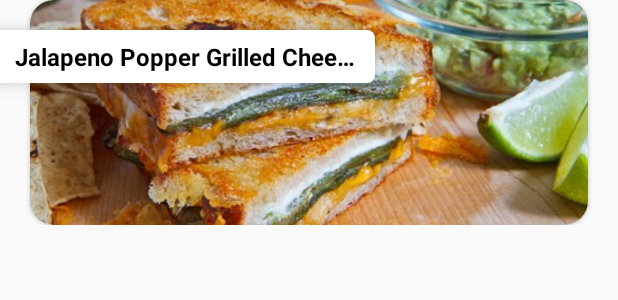
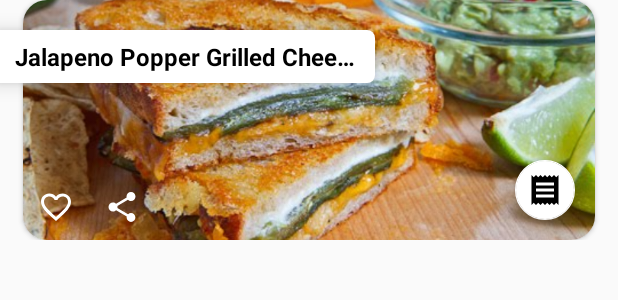
Before and after one commit to RepoForks/Cayenne-Kt, an Android app: the layout recipe_list_item.xml on its own in the app's theme, with its tools: preview values and no code run, on a phone screen of 412 x 824 dp. Shown: the top 300 px of the screen. Run offline under Robolectric (Android 15) with nearby library versions, the phone set to English and light mode, and no system bars; network calls fail.

```diff
--- a/app/build.gradle
+++ b/app/build.gradle
@@ -16,6 +16,7 @@ android {
         versionCode 1
         versionName "1.0"
         testInstrumentationRunner "android.support.test.runner.AndroidJUnitRunner"
+        vectorDrawables.useSupportLibrary = true
     }
     buildTypes {
         release {
@@ -34,6 +35,7 @@ dependencies {
     implementation "com.android.support:recyclerview-v7:${versions.supportLibrary}"
     implementation "com.android.support:design:${versions.supportLibrary}"
     implementation "com.android.support:cardview-v7:${versions.supportLibrary}"
+    implementation "com.android.support:support-vector-drawable:${versions.supportLibrary}"
     implementation "com.jakewharton.timber:timber:${versions.timber}"
     implementation "com.squareup.okhttp3:okhttp:${versions.okhttp}"
     implementation "com.squareup.okhttp3:logging-interceptor:${versions.okhttp}"
--- a/app/src/main/java/com/vicky7230/cayennekt/data/network/model/Recipe.kt
+++ b/app/src/main/java/com/vicky7230/cayennekt/data/network/model/Recipe.kt
@@ -38,5 +38,7 @@ data class Recipe(
 
     @SerializedName("publisher_url")
     @Expose
-        var publisherUrl: String = ""
+    var publisherUrl: String = "",
+
+    var isLiked: Boolean = false
 )
--- a/app/src/main/java/com/vicky7230/cayennekt/ui/home/HomeActivity.kt
+++ b/app/src/main/java/com/vicky7230/cayennekt/ui/home/HomeActivity.kt
@@ -50,7 +50,7 @@ class HomeActivity : BaseActivity(), HomeMvpView, HasSupportFragmentInjector {
                 }
                 R.id.likes -> {
                     viewPager.setCurrentItem(1, true)
-                    toolbarTitle.text = "Bookmarks"
+                    toolbarTitle.text = "Likes"
                     return@setOnNavigationItemSelectedListener true
                 }
                 R.id.search -> {
@@ -78,7 +78,7 @@ class HomeActivity : BaseActivity(), HomeMvpView, HasSupportFragmentInjector {
                 bottomNavigationView.menu.getItem(position).isChecked = true
                 when (position) {
                     0 -> toolbarTitle.text = "Recipes"
-                    1 -> toolbarTitle.text = "Bookmarks"
+                    1 -> toolbarTitle.text = "Likes"
                     2 -> toolbarTitle.text = "Search"
                 }
             }
--- a/app/src/main/java/com/vicky7230/cayennekt/ui/home/recipes/RecipesModule.kt
+++ b/app/src/main/java/com/vicky7230/cayennekt/ui/home/recipes/RecipesModule.kt
@@ -29,6 +29,11 @@ class RecipesModule {
     }
 
     @Provides
+    fun provideRecipesItemAnimator(): RecipesItemAnimator {
+        return RecipesItemAnimator()
+    }
+
+    @Provides
     fun provideRecipesAdapter(): RecipesAdapter {
         return RecipesAdapter(ArrayList())
     }
--- /dev/null
+++ b/app/src/main/res/drawable/ic_favorite_border_white_24dp.xml
@@ -0,0 +1,9 @@
+<vector xmlns:android="http://schemas.android.com/apk/res/android"
+        android:width="24dp"
+        android:height="24dp"
+        android:viewportWidth="24.0"
+        android:viewportHeight="24.0">
+    <path
+        android:fillColor="#FFFFFF"
+        android:pathData="M16.5,3c-1.74,0 -3.41,0.81 -4.5,2.09C10.91,3.81 9.24,3 7.5,3 4.42,3 2,5.42 2,8.5c0,3.78 3.4,6.86 8.55,11.54L12,21.35l1.45,-1.32C18.6,15.36 22,12.28 22,8.5 22,5.42 19.58,3 16.5,3zM12.1,18.55l-0.1,0.1 -0.1,-0.1C7.14,14.24 4,11.39 4,8.5 4,6.5 5.5,5 7.5,5c1.54,0 3.04,0.99 3.57,2.36h1.87C13.46,5.99 14.96,5 16.5,5c2,0 3.5,1.5 3.5,3.5 0,2.89 -3.14,5.74 -7.9,10.05z"/>
+</vector>
--- /dev/null
+++ b/app/src/main/res/drawable/ic_heart_white_60dp.xml
@@ -0,0 +1,9 @@
+<vector xmlns:android="http://schemas.android.com/apk/res/android"
+    android:width="60dp"
+    android:height="60dp"
+    android:viewportHeight="24.0"
+    android:viewportWidth="24.0">
+    <path
+        android:fillColor="#FFFFFF"
+        android:pathData="M12,21.35l-1.45,-1.32C5.4,15.36 2,12.28 2,8.5 2,5.42 4.42,3 7.5,3c1.74,0 3.41,0.81 4.5,2.09C13.09,3.81 14.76,3 16.5,3 19.58,3 22,5.42 22,8.5c0,3.78 -3.4,6.86 -8.55,11.54L12,21.35z" />
+</vector>
--- /dev/null
+++ b/app/src/main/res/drawable/ic_ingredients_black_24dp.xml
@@ -0,0 +1,9 @@
+<vector xmlns:android="http://schemas.android.com/apk/res/android"
+        android:width="24dp"
+        android:height="24dp"
+        android:viewportWidth="24.0"
+        android:viewportHeight="24.0">
+    <path
+        android:fillColor="#FF000000"
+        android:pathData="M18,17L6,17v-2h12v2zM18,13L6,13v-2h12v2zM18,9L6,9L6,7h12v2zM3,22l1.5,-1.5L6,22l1.5,-1.5L9,22l1.5,-1.5L12,22l1.5,-1.5L15,22l1.5,-1.5L18,22l1.5,-1.5L21,22L21,2l-1.5,1.5L18,2l-1.5,1.5L15,2l-1.5,1.5L12,2l-1.5,1.5L9,2 7.5,3.5 6,2 4.5,3.5 3,2v20z"/>
+</vector>
--- /dev/null
+++ b/app/src/main/res/drawable/ic_share_white_24dp.xml
@@ -0,0 +1,9 @@
+<vector xmlns:android="http://schemas.android.com/apk/res/android"
+        android:width="24dp"
+        android:height="24dp"
+        android:viewportWidth="24.0"
+        android:viewportHeight="24.0">
+    <path
+        android:fillColor="#FFFFFF"
+        android:pathData="M18,16.08c-0.76,0 -1.44,0.3 -1.96,0.77L8.91,12.7c0.05,-0.23 0.09,-0.46 0.09,-0.7s-0.04,-0.47 -0.09,-0.7l7.05,-4.11c0.54,0.5 1.25,0.81 2.04,0.81 1.66,0 3,-1.34 3,-3s-1.34,-3 -3,-3 -3,1.34 -3,3c0,0.24 0.04,0.47 0.09,0.7L8.04,9.81C7.5,9.31 6.79,9 6,9c-1.66,0 -3,1.34 -3,3s1.34,3 3,3c0.79,0 1.5,-0.31 2.04,-0.81l7.12,4.16c-0.05,0.21 -0.08,0.43 -0.08,0.65 0,1.61 1.31,2.92 2.92,2.92 1.61,0 2.92,-1.31 2.92,-2.92s-1.31,-2.92 -2.92,-2.92z"/>
+</vector>
--- a/app/src/main/res/layout/recipe_list_item.xml
+++ b/app/src/main/res/layout/recipe_list_item.xml
@@ -2,14 +2,14 @@
 <android.support.constraint.ConstraintLayout xmlns:android="http://schemas.android.com/apk/res/android"
     xmlns:app="http://schemas.android.com/apk/res-auto"
     android:layout_width="match_parent"
-    android:layout_height="150dp">
+    android:layout_height="160dp">
 
     <android.support.v7.widget.CardView
-        android:id="@+id/cardView"
+        android:id="@+id/recipe_image_card"
         android:layout_width="match_parent"
         android:layout_height="wrap_content"
-        android:layout_marginLeft="20dp"
-        android:layout_marginRight="20dp"
+        android:layout_marginLeft="15dp"
+        android:layout_marginRight="15dp"
         app:cardCornerRadius="16dp"
         app:layout_constraintBottom_toBottomOf="parent"
         app:layout_constraintLeft_toLeftOf="parent"
@@ -19,9 +19,18 @@
         <android.support.v7.widget.AppCompatImageView
             android:id="@+id/recipe_image"
             android:layout_width="match_parent"
-            android:layout_height="150dp"
+            android:layout_height="160dp"
             android:scaleType="centerCrop"
             android:src="@drawable/fake" />
+
+        <android.support.v7.widget.AppCompatImageView
+            android:id="@+id/image_view_like"
+            android:layout_width="match_parent"
+            android:layout_height="wrap_content"
+            android:layout_gravity="center"
+            android:scaleType="center"
+            android:visibility="invisible"
+            app:srcCompat="@drawable/ic_heart_white_60dp" />
 
     </android.support.v7.widget.CardView>
 
@@ -42,6 +51,44 @@
         android:textColor="@android:color/black"
         android:textSize="16sp"
         android:textStyle="bold"
-        app:layout_constraintTop_toTopOf="@id/cardView" />
+        app:layout_constraintTop_toTopOf="@id/recipe_image_card" />
+
+    <android.support.design.widget.FloatingActionButton
+        android:id="@+id/ingredients_button"
+        android:layout_width="wrap_content"
+        android:layout_height="wrap_content"
+        android:layout_margin="13dp"
+        android:clickable="true"
+        android:focusable="true"
+        app:fabSize="mini"
+        app:layout_constraintBottom_toBottomOf="@id/recipe_image_card"
+        app:layout_constraintRight_toRightOf="@id/recipe_image_card"
+        app:srcCompat="@drawable/ic_ingredients_black_24dp" />
+
+    <android.support.v7.widget.AppCompatImageView
+        android:id="@+id/like_button"
+        android:layout_width="wrap_content"
+        android:layout_height="wrap_content"
+        android:background="?attr/selectableItemBackgroundBorderless"
+        android:clickable="true"
+        android:elevation="8dp"
+        android:focusable="true"
+        android:padding="10dp"
+        app:layout_constraintBottom_toBottomOf="parent"
+        app:layout_constraintLeft_toLeftOf="@id/recipe_image_card"
+        app:srcCompat="@drawable/ic_favorite_border_white_24dp" />
+
+    <android.support.v7.widget.AppCompatImageView
+        android:id="@+id/share_button"
+        android:layout_width="wrap_content"
+        android:layout_height="wrap_content"
+        android:background="?attr/selectableItemBackgroundBorderless"
+        android:clickable="true"
+        android:elevation="8dp"
+        android:focusable="true"
+        android:padding="10dp"
+        app:layout_constraintBottom_toBottomOf="parent"
+        app:layout_constraintLeft_toRightOf="@id/like_button"
+        app:srcCompat="@drawable/ic_share_white_24dp" />
 
 </android.support.constraint.ConstraintLayout>
--- a/app/src/main/res/menu/bottom_navigation_view_menu.xml
+++ b/app/src/main/res/menu/bottom_navigation_view_menu.xml
@@ -6,8 +6,8 @@
         android:title="Recipes" />
     <item
         android:id="@+id/likes"
-        android:icon="@drawable/ic_bookmark_border_black_24dp"
-        android:title="Bookmarks" />
+        android:icon="@drawable/ic_favorite_border_black_24dp"
+        android:title="Likes" />
     <item
         android:id="@+id/search"
         android:icon="@drawable/ic_search_black_24dp"
```
Also changed, not shown: app/src/main/java/com/vicky7230/cayennekt/ui/home/recipes/RecipesAdapter.kt (+99 -14 lines), app/src/main/java/com/vicky7230/cayennekt/ui/home/recipes/RecipesFragment.kt (+22 -1 lines), app/src/main/java/com/vicky7230/cayennekt/ui/home/recipes/RecipesItemAnimator.kt (added, +137 -0 lines), app/src/main/res/drawable-v24/ic_favorite_border_black_24dp.xml (added, +9 -0 lines), app/src/main/res/drawable/ic_favorite_higlighted_24dp.xml (added, +9 -0 lines). Lines whose indentation alone changed are shown as unchanged.
